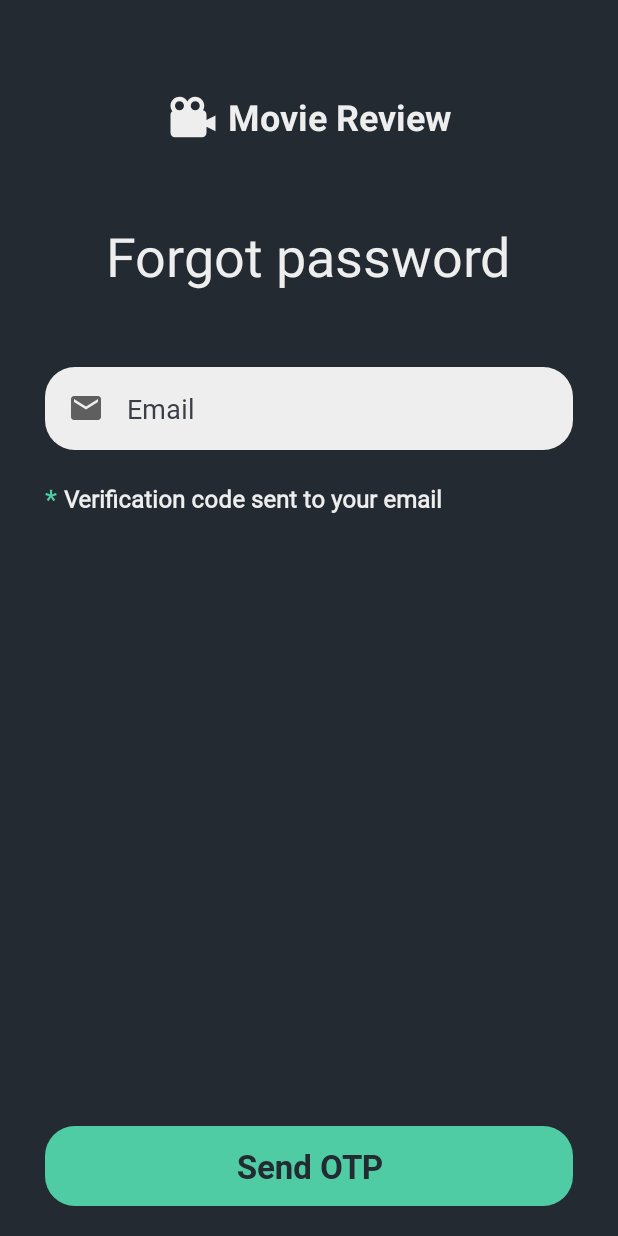
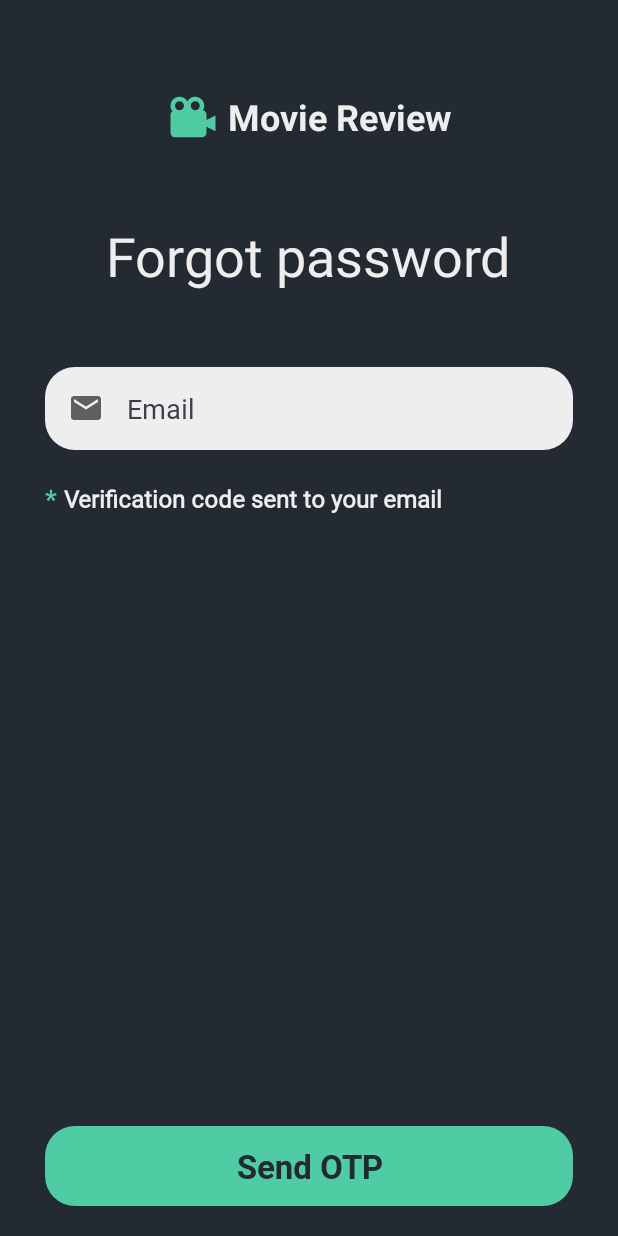
Before and after one commit to maiphuocloi01/MovieReview, an Android app: the screen it shows after launch (MainActivity), after a tap on "Forgot password?", on a phone screen of 412 x 824 dp. Run offline under Robolectric (Android 15) with nearby library versions, the phone set to English and light mode, and no system bars; 1 other tap on this screen came first.

Commit message:
fix giao dien

```diff
--- a/app/src/main/res/layout/fragment_forgot_password.xml
+++ b/app/src/main/res/layout/fragment_forgot_password.xml
@@ -1,41 +1,42 @@
 <?xml version="1.0" encoding="utf-8"?>
 <LinearLayout xmlns:android="http://schemas.android.com/apk/res/android"
     xmlns:app="http://schemas.android.com/apk/res-auto"
-    xmlns:tools="http://schemas.android.com/tools"
     android:layout_width="match_parent"
+    android:layout_height="match_parent"
     android:background="@color/dark"
-    android:orientation="vertical"
-    android:layout_height="match_parent">
+    android:orientation="vertical">
 
-    <TableRow android:layout_height="wrap_content"
-        android:gravity="center"
+    <TableRow
+        android:layout_width="match_parent"
+        android:layout_height="wrap_content"
         android:layout_marginTop="60dp"
-        android:layout_width="match_parent">
+        android:gravity="center">
 
         <ImageView
             android:id="@+id/imageView"
             android:layout_width="36dp"
             android:layout_height="36dp"
             android:layout_marginEnd="5dp"
-            app:srcCompat="@drawable/ic_logo_app" />
+            app:srcCompat="@drawable/ic_logo_app"
+            app:tint="@color/primary" />
 
         <TextView
+            android:layout_width="wrap_content"
             android:layout_height="wrap_content"
-            android:layout_width="wrap_content"
+            android:text="Movie Review"
+            android:textColor="@color/light_white"
             android:textSize="24sp"
-            android:textStyle="bold"
-            android:textColor="@color/light_white"
-            android:text="Movie Review"/>
+            android:textStyle="bold" />
     </TableRow>
 
     <TextView
+        android:layout_width="wrap_content"
         android:layout_height="wrap_content"
-        android:layout_width="wrap_content"
-        android:textSize="36sp"
         android:layout_gravity="center"
         android:layout_marginTop="50dp"
+        android:text="Forgot password"
         android:textColor="@color/light_white"
-        android:text="Forgot password"/>
+        android:textSize="36sp" />
 
 
     <com.google.android.material.textfield.TextInputLayout
@@ -44,8 +45,8 @@
         android:layout_marginHorizontal="30dp"
         android:layout_marginTop="50dp"
         android:background="@drawable/bg_white_corner_20"
+        app:endIconMode="clear_text"
         app:hintAnimationEnabled="false"
-        app:endIconMode="clear_text"
         app:hintEnabled="false">
 
         <com.google.android.material.textfield.TextInputEditText
@@ -53,11 +54,11 @@
             android:layout_width="match_parent"
             android:layout_height="wrap_content"
             android:background="@android:color/transparent"
+            android:drawableStart="@drawable/ic_email"
+            android:drawablePadding="15dp"
             android:fontFamily="@font/roboto_regular"
             android:hint="Email"
-            android:drawableStart="@drawable/ic_email"
             android:inputType="text"
-            android:drawablePadding="15dp"
             android:padding="15dp"
             android:textColorHint="@color/light_black"
             android:textSize="18sp" />
@@ -115,7 +116,4 @@
         android:textSize="22sp" />
 
 
-
-
-
 </LinearLayout>
--- a/app/src/main/res/layout/fragment_home.xml
+++ b/app/src/main/res/layout/fragment_home.xml
@@ -22,7 +22,8 @@
                 android:layout_width="28dp"
                 android:layout_height="28dp"
                 android:layout_marginEnd="5dp"
-                app:srcCompat="@drawable/ic_logo_app" />
+                app:srcCompat="@drawable/ic_logo_app"
+                app:tint="@color/primary" />
 
             <TextView
                 android:layout_height="wrap_content"
--- a/app/src/main/res/layout/fragment_login.xml
+++ b/app/src/main/res/layout/fragment_login.xml
@@ -15,6 +15,7 @@
         <ImageView
             android:id="@+id/imageView"
             android:layout_width="36dp"
+            app:tint="@color/primary"
             android:layout_height="36dp"
             android:layout_marginEnd="5dp"
             app:srcCompat="@drawable/ic_logo_app" />
--- a/app/src/main/res/layout/fragment_register.xml
+++ b/app/src/main/res/layout/fragment_register.xml
@@ -16,6 +16,7 @@
             android:id="@+id/imageView"
             android:layout_width="36dp"
             android:layout_height="36dp"
+            app:tint="@color/primary"
             android:layout_marginEnd="5dp"
             app:srcCompat="@drawable/ic_logo_app" />
 
```
